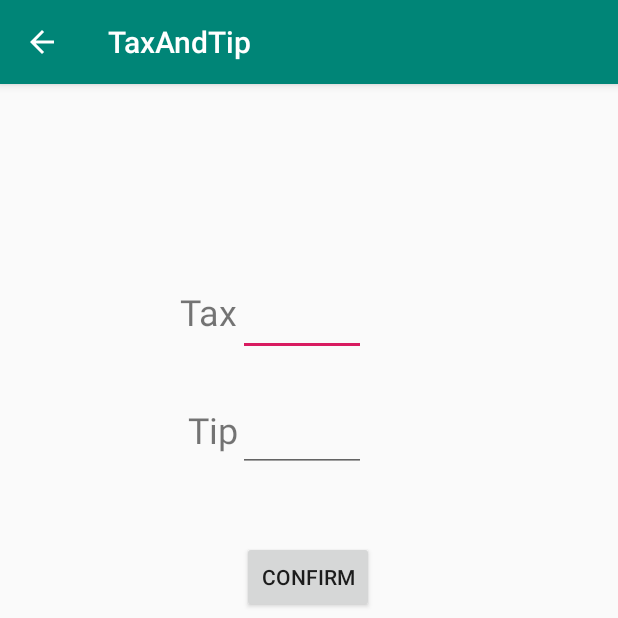
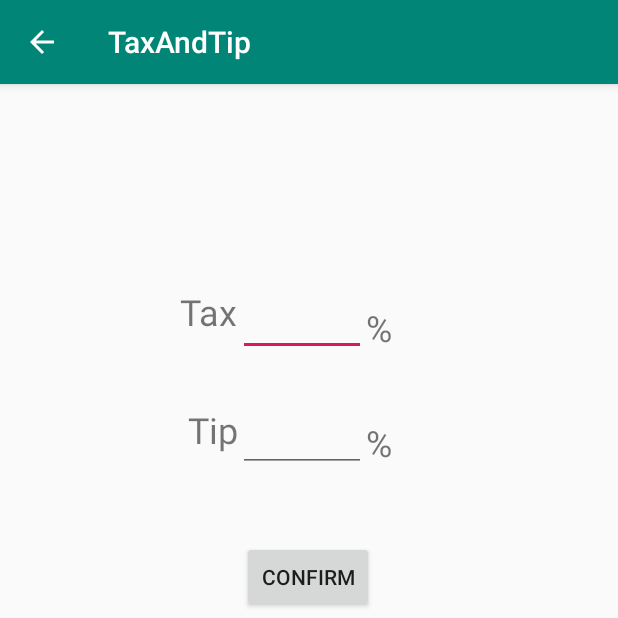
Before and after one commit to willardperalta/ics466, an Android app: the TaxAndTip screen opened directly, with no data from a screen before it, on a phone screen of 412 x 824 dp, the top half of it. Run offline under Robolectric (Android 15) with nearby library versions, the phone set to English and light mode, and no system bars.

Commit message:
added percent signs

```diff
--- a/OneCheck/app/src/main/res/layout/activity_tax_and_tip.xml
+++ b/OneCheck/app/src/main/res/layout/activity_tax_and_tip.xml
@@ -85,4 +85,30 @@
         app:layout_constraintTop_toTopOf="parent"
         app:layout_constraintVertical_bias="0.423" />
 
+    <TextView
+        android:id="@+id/textView3"
+        android:layout_width="wrap_content"
+        android:layout_height="wrap_content"
+        android:text="%"
+        android:textSize="24sp"
+        app:layout_constraintBottom_toBottomOf="parent"
+        app:layout_constraintEnd_toEndOf="parent"
+        app:layout_constraintHorizontal_bias="0.0"
+        app:layout_constraintStart_toEndOf="@+id/taxEdit"
+        app:layout_constraintTop_toTopOf="parent"
+        app:layout_constraintVertical_bias="0.199" />
+
+    <TextView
+        android:id="@+id/textView4"
+        android:layout_width="wrap_content"
+        android:layout_height="wrap_content"
+        android:text="%"
+        android:textSize="24sp"
+        app:layout_constraintBottom_toBottomOf="parent"
+        app:layout_constraintEnd_toEndOf="parent"
+        app:layout_constraintHorizontal_bias="0.0"
+        app:layout_constraintStart_toEndOf="@+id/tipEdit"
+        app:layout_constraintTop_toTopOf="parent"
+        app:layout_constraintVertical_bias="0.303" />
+
 </androidx.constraintlayout.widget.ConstraintLayout>
```
Also changed, not shown: OneCheck/app/src/main/java/com/example/onecheck/Items.java (+3 -4 lines).
